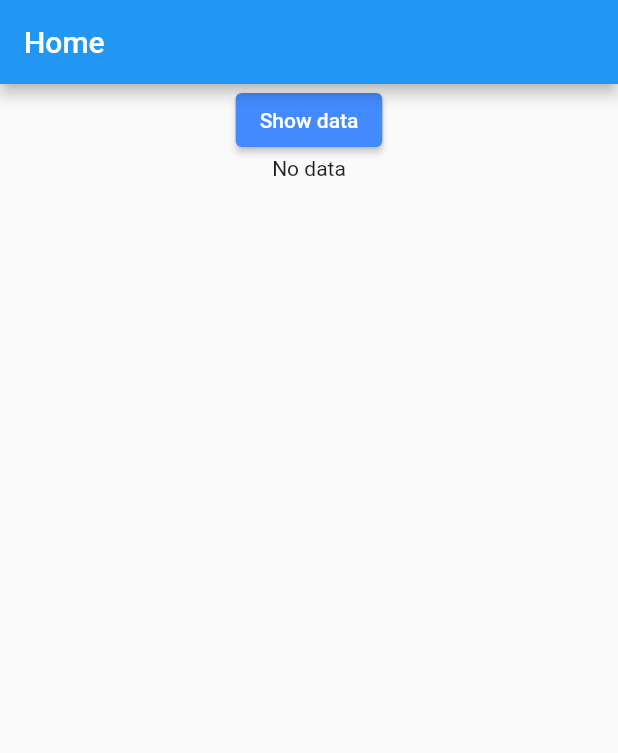
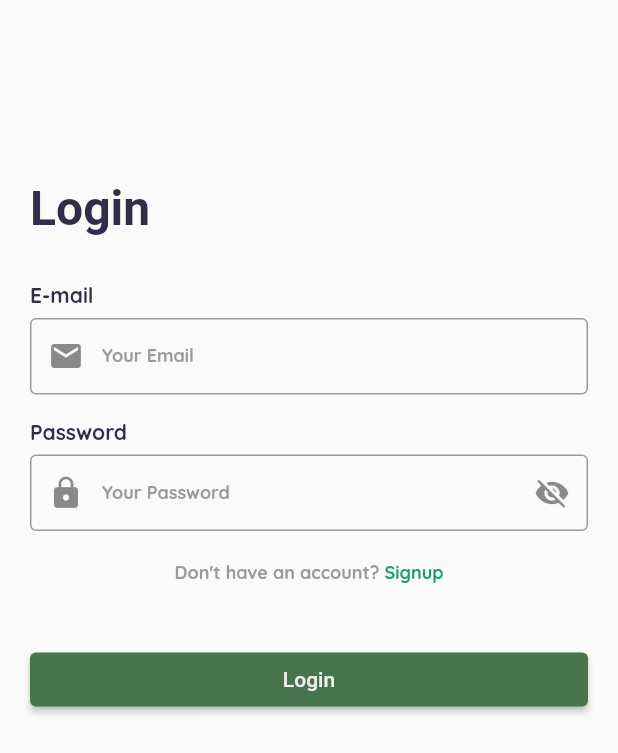
Before and after one commit to zerocrazy65/Plantplay, a Flutter app: the screen it shows after launch, on a phone screen of 412 x 824 dp. Shown: the top 753 px of the screen. Run offline on Flutter 3.47's test engine with Material 2 defaults, Android fonts, the phone set to English and light mode, and no system bars; our stand-ins replace google_fonts; Roboto replaces fonts that are missing (Manjari).

Commit message:
UI login and file structure

```diff
--- a/lib/main.dart
+++ b/lib/main.dart
@@ -1,117 +1,20 @@
-import 'dart:convert';
-import 'dart:io';
-import 'package:http/http.dart' as http;
 import 'package:flutter/material.dart';
+import 'package:flutter_application_1/screens/authentication/login.dart';
 
-void main() {
-  runApp(const MyApp());
+void main() async {
+  // Initialize Firebase App
+  WidgetsFlutterBinding.ensureInitialized();
+  runApp(const MaterialApp(home: MyApplication()));
 }
 
-class MyApp extends StatelessWidget {
-  const MyApp({super.key});
+class MyApplication extends StatelessWidget {
+  const MyApplication({Key? key}) : super(key: key);
 
-  // This widget is the root of your application.
   @override
   Widget build(BuildContext context) {
-    return MaterialApp(
-      title: 'Plant Play',
-      theme: ThemeData(
-        primarySwatch: Colors.blue,
-      ),
-      home: MyHomePage(),
+    return const MaterialApp(
+      debugShowCheckedModeBanner: false,
+      home: LoginPage(),
     );
   }
 }
-
-class MyHomePage extends StatefulWidget {
-  @override
-  State<MyHomePage> createState() => _MyHomePageState();
-}
-
-class _MyHomePageState extends State<MyHomePage> {
-  Future? serverResponse;
-  Future<List<Item>> showData() async {
-    final response = await http.get(Uri.parse(_localhost() + "/showDB"));
-    var responseData = json.decode(response.body);
-    //Creating a list to store input data;
-    List<Item> items = [];
-    responseData.forEach((index, value) {
-      Item item = Item(
-          id: value["user_id"],
-          username: value["username"],
-          password: value["password"]);
-      items.add(item);
-    });
-    return items;
-  }
-
-  @override
-  Widget build(BuildContext context) {
-    return Scaffold(
-      appBar: AppBar(
-        title: Text("Home"),
-      ),
-      body: ListView(children: <Widget>[
-        Center(
-            child: ElevatedButton(
-          onPressed: (() {
-            setState(() {
-              serverResponse = showData();
-            });
-          }),
-          child: Text('Show data'),
-          style: ElevatedButton.styleFrom(backgroundColor: Colors.blueAccent),
-        )),
-        FutureBuilder(
-            future: serverResponse,
-            builder: (BuildContext ctx, AsyncSnapshot snapshot) {
-              if (snapshot.data == null) {
-                return Container(
-                  child: Center(
-                    child: Text("No data"),
-                    // child: CircularProgressIndicator(),
-                  ),
-                );
-              } else {
-                return ListView.builder(
-                    scrollDirection: Axis.vertical,
-                    shrinkWrap: true,
-                    itemCount: snapshot.data.length,
-                    itemBuilder: ((context, index) {
-                      return Container(
-                        child: Row(
-                          mainAxisAlignment: MainAxisAlignment.spaceEvenly,
-                          crossAxisAlignment: CrossAxisAlignment.center,
-                          children: <Widget>[
-                            Text(snapshot.data[index].id.toString()),
-                            Text(snapshot.data[index].username),
-                            Text(snapshot.data[index].password)
-                          ],
-                        ),
-                      );
-                    }));
-              }
-            })
-      ]),
-    );
-  }
-}
-
-String _localhost() {
-  if (Platform.isAndroid)
-    return 'http://10.0.2.2:3000';
-  else // for iOS simulator
-    return 'http://localhost:3000';
-}
-
-class Item {
-  final int? id;
-  final String? username;
-  final String? password;
-
-  Item({
-    this.id,
-    this.username,
-    this.password,
-  });
-}
--- /dev/null
+++ b/lib/screens/authentication/login.dart
@@ -0,0 +1,141 @@
+import 'package:flutter/gestures.dart';
+import 'package:flutter/material.dart';
+import 'package:flutter/src/widgets/framework.dart';
+import 'package:flutter/src/widgets/placeholder.dart';
+import 'package:flutter_application_1/screens/authentication/register.dart';
+import 'package:flutter_application_1/theme/style.dart';
+
+class LoginPage extends StatefulWidget {
+  const LoginPage({super.key});
+
+  @override
+  State<LoginPage> createState() => _LoginPageState();
+}
+
+class _LoginPageState extends State<LoginPage> {
+  String? errorMessage = '';
+  bool isLogin = true;
+  bool obscurePassword = true;
+
+  final TextEditingController _controllerEmail = TextEditingController();
+  final TextEditingController _controllerPassword = TextEditingController();
+
+  // ? ----- UI ----- //
+
+  @override
+  Widget build(BuildContext context) {
+    return Scaffold(
+      body: SingleChildScrollView(
+          child: Container(
+        height: MediaQuery.of(context).size.height,
+        width: double.infinity,
+        padding: const EdgeInsets.all(20),
+        child: Column(
+            crossAxisAlignment: CrossAxisAlignment.start,
+            mainAxisAlignment: MainAxisAlignment.start,
+            children: <Widget>[
+              const SizedBox(height: 100),
+              Text(
+                'Login',
+                style: FontTheme.headerText,
+              ),
+              const SizedBox(height: 30),
+              Text(
+                'E-mail',
+                style: FontTheme.bodyText,
+              ),
+              const SizedBox(height: 6),
+              _entryField('Your Email', _controllerEmail),
+              const SizedBox(height: 16),
+              Text(
+                'Password',
+                style: FontTheme.bodyText,
+              ),
+              const SizedBox(height: 6),
+              _entryField('Your Password', _controllerPassword),
+              const SizedBox(height: 20),
+              Center(
+                child: RichText(
+                  text: TextSpan(
+                    text: "Don't have an account? ",
+                    style: FontTheme.subBodyText,
+                    children: [
+                      TextSpan(
+                        text: "Signup",
+                        style: FontTheme.subBodyText.copyWith(
+                          color: ColorTheme.highlightColor,
+                        ),
+                        recognizer: TapGestureRecognizer()
+                          ..onTap = () {
+                            Navigator.push(
+                              context,
+                              MaterialPageRoute(
+                                  builder: (context) => SignupPage()),
+                            );
+                          },
+                      ),
+                    ],
+                  ),
+                ),
+              ),
+              const SizedBox(height: 40),
+              ElevatedButton(
+                  onPressed: () {},
+                  style: ElevatedButton.styleFrom(
+                    backgroundColor:
+                        ColorTheme.mainGreenColor, // Set the background color
+                  ),
+                  child: const Center(
+                    child: Text('Login',
+                        style: TextStyle(color: ColorTheme.whiteColor)),
+                  ))
+            ]),
+      )),
+    );
+  }
+
+  // ? ----- Widgets ----- //
+
+  Widget _entryField(
+    String title,
+    TextEditingController controller,
+  ) {
+    bool isPassword = title == 'Your Password';
+
+    return TextField(
+      controller: controller,
+      decoration: InputDecoration(
+        labelText: title,
+        labelStyle: FontTheme.subBodyText,
+        floatingLabelBehavior: FloatingLabelBehavior.never,
+        border: const OutlineInputBorder(),
+        contentPadding:
+            const EdgeInsets.symmetric(horizontal: 16, vertical: 16),
+        prefixIcon: Icon(
+          isPassword ? Icons.lock : Icons.mail,
+        ),
+        suffixIcon: isPassword
+            ? IconButton(
+                onPressed: () {
+                  setState(() {
+                    obscurePassword = !obscurePassword;
+                  });
+                },
+                icon: Icon(
+                  obscurePassword ? Icons.visibility_off : Icons.visibility,
+                ),
+              )
+            : null,
+      ),
+      obscureText: isPassword ? obscurePassword : false,
+    );
+  }
+
+  Widget _errorMessage() {
+    return Container(
+      padding: const EdgeInsets.symmetric(vertical: 8),
+      child: Text(errorMessage == '' ? '' : 'error: $errorMessage',
+          style: const TextStyle(color: Colors.red)),
+    );
+  }
+}
--- a/lib/theme/style.dart
+++ b/lib/theme/style.dart
@@ -2,34 +2,34 @@ import 'package:flutter/material.dart';
 import 'package:google_fonts/google_fonts.dart';
 
 class FontTheme {
-  static const Color fade = Color(0x00a2a2a6);
-  static const Color primaryColor = Color(0xff747980);
-  static const Color purple = Color(0xff312E49);
-  static final TextStyle fontStyle = GoogleFonts.quicksand();
+  static const Color primaryColor = Color.fromARGB(255, 152, 155, 158);
+  static const Color secondaryColor = Color(0xff312E49);
+  static final TextStyle primaryFontStyle = GoogleFonts.quicksand();
+  static final TextStyle fontStyle = GoogleFonts.manjari();
 
   static TextStyle headerText = TextStyle(
-    fontWeight: FontWeight.bold,
-    fontSize: 28.0,
-    color: purple,
+    fontWeight: FontWeight.w700,
+    fontSize: 32.0,
+    color: secondaryColor,
     fontFamily: fontStyle.fontFamily,
   );
   static TextStyle bodyText = TextStyle(
     fontSize: 14.0,
-    fontWeight: FontWeight.normal,
-    color: primaryColor,
-    fontFamily: fontStyle.fontFamily,
+    fontWeight: FontWeight.bold,
+    color: secondaryColor,
+    fontFamily: primaryFontStyle.fontFamily,
   );
   static TextStyle subBodyText = TextStyle(
     fontSize: 12.0,
-    fontWeight: FontWeight.normal,
-    color: fade,
-    fontFamily: fontStyle.fontFamily,
+    fontWeight: FontWeight.bold,
+    color: primaryColor,
+    fontFamily: primaryFontStyle.fontFamily,
   );
   static TextStyle buttonText = TextStyle(
     fontSize: 14.0,
     fontWeight: FontWeight.bold,
     color: Colors.white,
-    fontFamily: fontStyle.fontFamily,
+    fontFamily: primaryFontStyle.fontFamily,
   );
 }
 
--- a/pubspec.yaml
+++ b/pubspec.yaml
@@ -59,9 +59,9 @@ flutter:
    uses-material-design: true
 
    # To add assets to your application, add an assets section, like this:
-   # assets:
-   #   - images/a_dot_burr.jpeg
-   #   - images/a_dot_ham.jpeg
+   assets:
+      - assets/img/
+      # - assets/img/xxx.xxx
 
    # An image asset can refer to one or more resolution-specific "variants", see
    # https://flutter.dev/assets-and-images/#resolution-aware
```
Also changed, not shown: lib/screens/authentication/register.dart (added, +21 -0 lines), lib/storemain.dart (added, +118 -0 lines).
